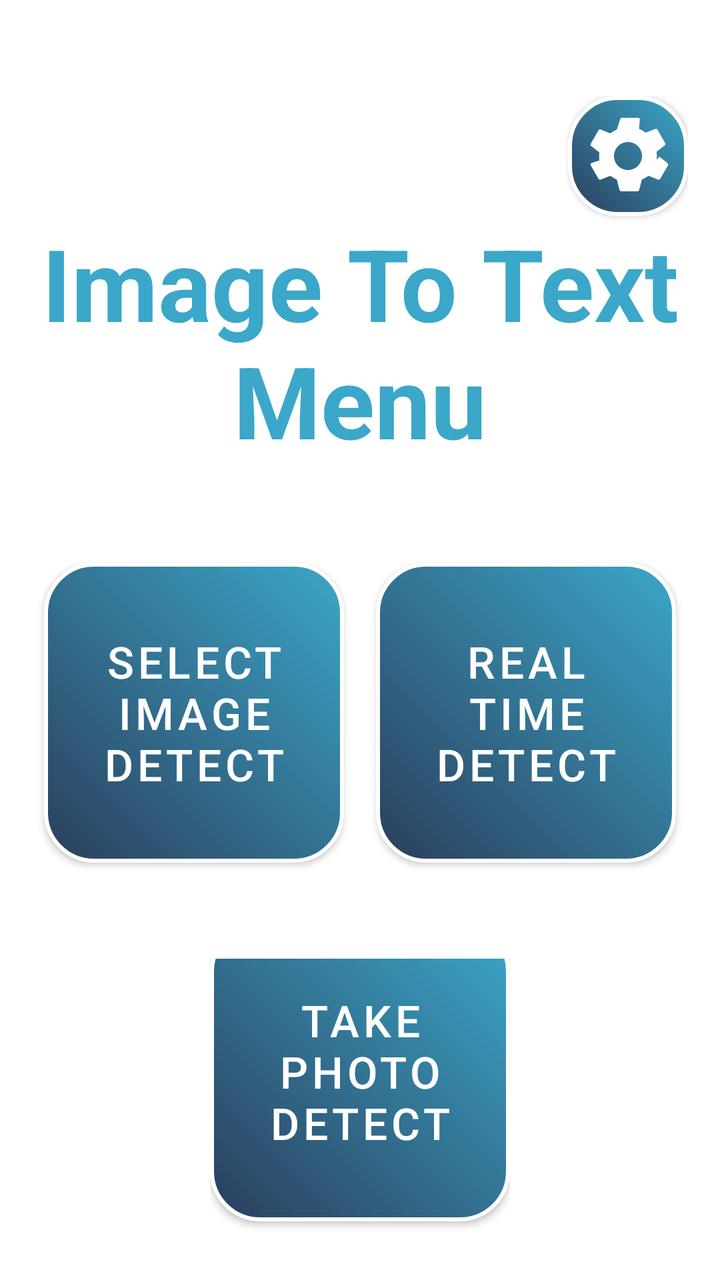
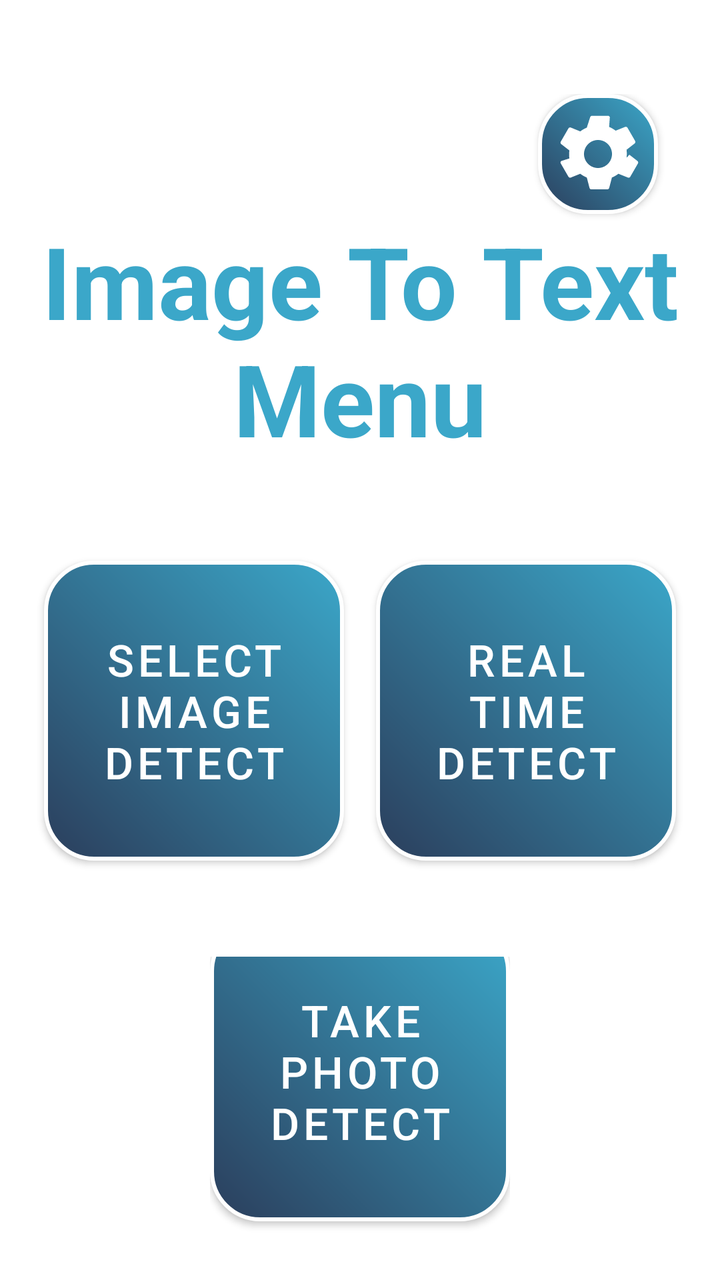

Two renders of the same Android screen: before a commit and after it. Below are the layout's source before the change and the commit's diff.
<!-- AndroidManifest.xml: application theme Theme.VISTA -->
<!-- res/layout/activity_image_to_text_menu.xml -->
<?xml version="1.0" encoding="utf-8"?>
<LinearLayout xmlns:android="http://schemas.android.com/apk/res/android"
    xmlns:app="http://schemas.android.com/apk/res-auto"
    android:id="@+id/main"
    android:layout_width="match_parent"
    android:layout_height="match_parent"
    android:background="@color/white"
    android:orientation="vertical"
    android:gravity="center"
    android:padding="16dp">
    
    <LinearLayout
        android:layout_width="match_parent"
        android:layout_height="wrap_content"
        android:layout_marginTop="32dp"
        android:orientation="vertical"
        android:gravity="center">
        
        <LinearLayout
            android:layout_width="match_parent"
            android:layout_height="wrap_content"
            android:orientation="vertical"
            android:gravity="center">
            <com.google.android.material.button.MaterialButton
                android:id="@+id/btnImageToTextPageSetting"
                android:layout_width="60dp"
                android:layout_height="60dp"
                android:layout_gravity="end"
                android:background="@drawable/button_setting"
                android:onClick="openSettingPage"
                app:backgroundTint="@null"
                app:backgroundTintMode="src_over"
                app:cornerRadius="0dp"
                app:strokeColor="@null"
                app:strokeWidth="0dp" />
            <TextView
                android:id="@+id/textView2"
                android:layout_width="wrap_content"
                android:layout_height="wrap_content"
                android:layout_marginBottom="32dp"
                android:gravity="center"
                android:text="@string/imageToTextMenu_title"
                android:textSize="50sp"
                android:textStyle="bold"
                android:textColor="#3BA7C9" />
        </LinearLayout>
        
        <LinearLayout
            android:layout_width="356dp"
            android:layout_height="wrap_content"
            android:layout_marginBottom="32dp"
            android:orientation="horizontal"
            android:gravity="center">
            <com.google.android.material.button.MaterialButton
                android:id="@+id/btnSelectImageDetect"
                style="@style/SemiTransparentRoundedButton"
                android:layout_width="150dp"
                android:layout_height="150dp"
                android:layout_marginTop="16dp"
                android:layout_marginEnd="16dp"
                android:layout_marginBottom="16dp"
                android:text="@string/imageToTextMenu_SelectImageDetect"
                android:textSize="22sp"
                android:background="@drawable/btn_photo_gradient"
                app:backgroundTint="@null"
                app:backgroundTintMode="src_over"
                app:cornerRadius="0dp"
                app:strokeColor="@null"
                app:strokeWidth="0dp" />
            <com.google.android.material.button.MaterialButton
                android:id="@+id/btnGoRealTimeDetectPage"
                style="@style/SemiTransparentRoundedButton"
                android:layout_width="150dp"
                android:layout_height="150dp"
                android:layout_marginTop="16dp"
                android:layout_marginBottom="16dp"
                android:text="@string/imageToTextMenu_RealTimeDetect"
                android:textSize="22sp"
                android:background="@drawable/btn_photo_gradient"
                app:backgroundTint="@null"
                app:backgroundTintMode="src_over"
                app:cornerRadius="0dp"
                app:strokeColor="@null"
                app:strokeWidth="0dp" />
        </LinearLayout>
        
        <LinearLayout
            android:layout_width="wrap_content"
            android:layout_height="wrap_content"
            android:orientation="horizontal"
            android:gravity="center">
            <com.google.android.material.button.MaterialButton
                android:id="@+id/btnTakePhotoDetect"
                style="@style/SemiTransparentRoundedButton"
                android:layout_width="150dp"
                android:layout_height="150dp"
                android:layout_marginBottom="16dp"
                android:text="@string/imageToTextMenu_TakePhotoDetect"
                android:textSize="22sp"
                android:background="@drawable/btn_photo_gradient"
                app:backgroundTint="@null"
                app:backgroundTintMode="src_over"
                app:cornerRadius="0dp"
                app:strokeColor="@null"
                app:strokeWidth="0dp" />
        </LinearLayout>
    </LinearLayout>
</LinearLayout>
<!-- resources referenced by this layout -->
<resources>
  <color name="white">#FFFFFF</color>
  <!-- drawable btn_photo_gradient (drawable) -->
  <?xml version="1.0" encoding="utf-8"?>
  <shape xmlns:android="http://schemas.android.com/apk/res/android"
      android:shape="rectangle">
  
      
      <gradient
          android:startColor="#2B3E5C"
          android:endColor="#3BA7C9"
          android:angle="45"
      />
  
      
      <corners android:radius="24dp" />
  
      
      <stroke
          android:width="2dp"
          android:color="#FFFFFF" />
  
  </shape>
  <!-- drawable button_setting (drawable) -->
  <?xml version="1.0" encoding="utf-8"?>
  <layer-list xmlns:android="http://schemas.android.com/apk/res/android">
      
      <item android:drawable="@drawable/btn_photo_gradient"/>
      
      <item
          android:drawable="@drawable/ic_gear"
          android:width="48dp"
          android:height="48dp"
          android:gravity="center"/>
  </layer-list>
  <string name="imageToTextMenu_RealTimeDetect">Real Time Detect</string>
  <string name="imageToTextMenu_SelectImageDetect">Select Image Detect</string>
  <string name="imageToTextMenu_TakePhotoDetect">Take Photo Detect</string>
  <string name="imageToTextMenu_title">Image To Text Menu</string>
  <style name="SemiTransparentRoundedButton" parent="Widget.MaterialComponents.Button">
          <item name="android:textColor">#FFFFFF</item>
          <item name="background">@drawable/button_selector</item> 
          <item name="cornerRadius">24dp</item>
          <item name="strokeColor">#FFFFFF</item>
          <item name="strokeWidth">2dp</item>
          <item name="backgroundTint">#20FFFFFF</item> 
      </style>
  <style name="Theme.VISTA" parent="Theme.MaterialComponents.DayNight.NoActionBar">
          <item name="colorPrimary">@color/semi_transparent_white</item>
          <item name="colorPrimaryVariant">@color/semi_transparent_white</item>
          <item name="colorOnPrimary">@color/white</item>
          <item name="android:statusBarColor">#D3D3D3</item>
      </style>
  <!-- drawable button_selector (drawable) -->
  <?xml version="1.0" encoding="utf-8"?>
  <selector xmlns:android="http://schemas.android.com/apk/res/android">
      
      <item android:state_pressed="true">
          <shape android:shape="rectangle">
              <solid android:color="#20FFFFFF" /> 
              <stroke android:width="2dp" android:color="#FFFFFF" />
              <corners android:radius="24dp" />
          </shape>
      </item>
  
      
      <item android:state_selected="true">
          <shape android:shape="rectangle">
              <solid android:color="#FFFF00" /> 
              <stroke android:width="2dp" android:color="#FFFFFF" />
              <corners android:radius="24dp" />
          </shape>
      </item>
  
      
      <item>
          <shape android:shape="rectangle">
              <solid android:color="#20FFFFFF" /> 
              <stroke android:width="2dp" android:color="#FFFFFF" />
              <corners android:radius="24dp" />
          </shape>
      </item>
  </selector>
  <color name="semi_transparent_white">#80FFFFFF</color>
  <!-- unchanged entries left out for length: 1 -->
</resources>

<!-- the commit's change to res/layout/activity_image_to_text_menu.xml (unified diff, before → after) -->
@@ -1,13 +1,13 @@
-<?xml version="1.0" encoding="utf-8"?>
 <LinearLayout xmlns:android="http://schemas.android.com/apk/res/android"
     xmlns:app="http://schemas.android.com/apk/res-auto"
     android:id="@+id/main"
     android:layout_width="match_parent"
     android:layout_height="match_parent"
     android:background="@color/white"
+    android:gravity="center"
     android:orientation="vertical"
-    android:gravity="center"
-    android:padding="16dp">
+    android:padding="15dp"
+    >
     
     <LinearLayout
         android:layout_width="match_parent"
@@ -16,23 +16,26 @@
         android:orientation="vertical"
         android:gravity="center">
         
+        <com.google.android.material.button.MaterialButton
+            android:id="@+id/btnMainMenuSetting"
+            android:layout_width="60dp"
+            android:layout_height="60dp"
+            android:layout_marginEnd="16dp"
+            android:layout_gravity="end"
+            android:background="@drawable/button_setting"
+            android:onClick="openSettingPage"
+            android:contentDescription="@string/setting"
+            app:backgroundTint="@null"
+            app:backgroundTintMode="src_over"
+            app:cornerRadius="0dp"
+            app:strokeColor="@null"
+            app:strokeWidth="0dp" />
         <LinearLayout
             android:layout_width="match_parent"
             android:layout_height="wrap_content"
             android:orientation="vertical"
             android:gravity="center">
-            <com.google.android.material.button.MaterialButton
-                android:id="@+id/btnImageToTextPageSetting"
-                android:layout_width="60dp"
-                android:layout_height="60dp"
-                android:layout_gravity="end"
-                android:background="@drawable/button_setting"
-                android:onClick="openSettingPage"
-                app:backgroundTint="@null"
-                app:backgroundTintMode="src_over"
-                app:cornerRadius="0dp"
-                app:strokeColor="@null"
-                app:strokeWidth="0dp" />
+
             <TextView
                 android:id="@+id/textView2"
                 android:layout_width="wrap_content"
<!-- resource entries referenced after the edit -->
@@ -38,6 +38,7 @@
   <string name="imageToTextMenu_SelectImageDetect">Select Image Detect</string>
   <string name="imageToTextMenu_TakePhotoDetect">Take Photo Detect</string>
   <string name="imageToTextMenu_title">Image To Text Menu</string>
+  <string name="setting">setting</string>
   <style name="SemiTransparentRoundedButton" parent="Widget.MaterialComponents.Button">
           <item name="android:textColor">#FFFFFF</item>
           <item name="background">@drawable/button_selector</item> 
